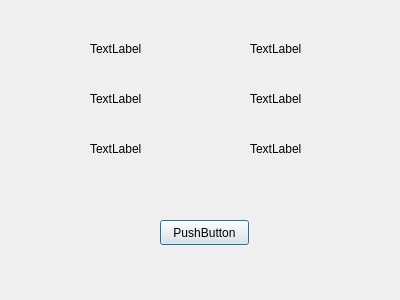
Qt form HomeUI/hometest.ui (flash-dx/UpperUI) before a commit.
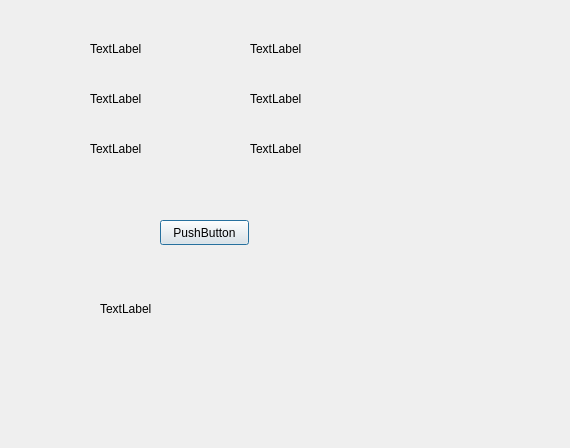
The same form after that commit.

Patch:
```diff
--- a/HomeUI/hometest.ui
+++ b/HomeUI/hometest.ui
@@ -6,8 +6,8 @@
    <rect>
     <x>0</x>
     <y>0</y>
-    <width>400</width>
-    <height>300</height>
+    <width>570</width>
+    <height>448</height>
    </rect>
   </property>
   <property name="windowTitle">
@@ -107,14 +107,14 @@
   <widget class="QLabel" name="Home_HomeTest_lbBK1">
    <property name="geometry">
     <rect>
-     <x>40</x>
-     <y>180</y>
+     <x>100</x>
+     <y>300</y>
      <width>67</width>
      <height>17</height>
     </rect>
    </property>
    <property name="text">
-    <string/>
+    <string>TextLabel</string>
    </property>
   </widget>
   <widget class="QLabel" name="Home_HomeTest_lbBK2">
```
Left out of the diff: 24 changed lines with no effect on the pictures.
